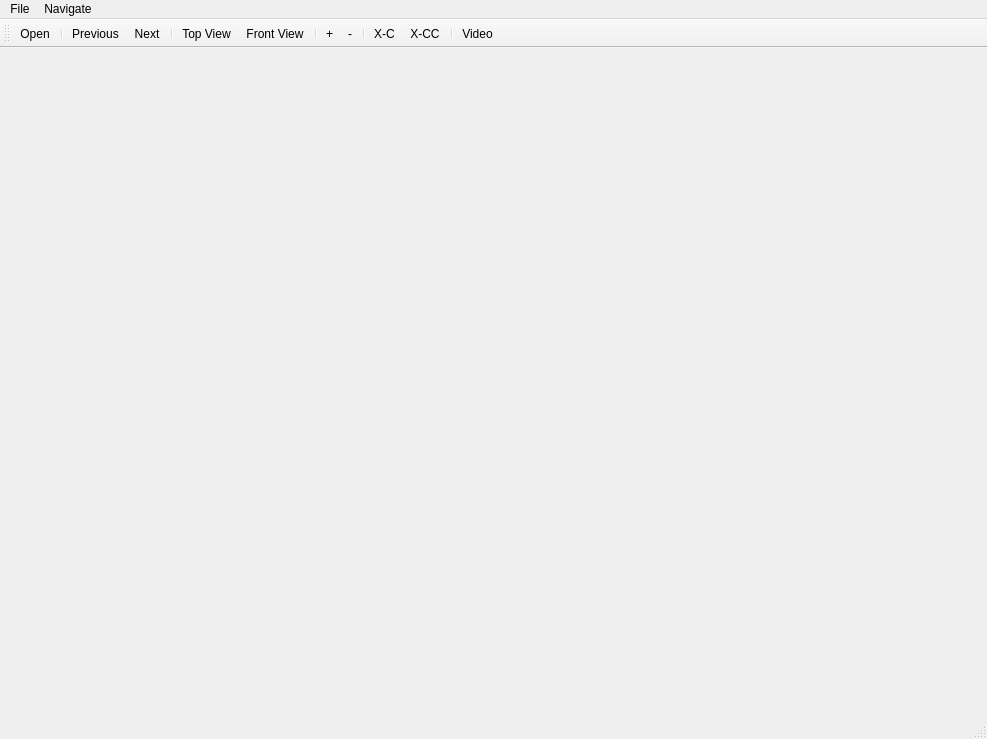
Above: tools/workbench/visualization_window.ui from hcilab-uic/ipme before the change. Below: the same form after it.
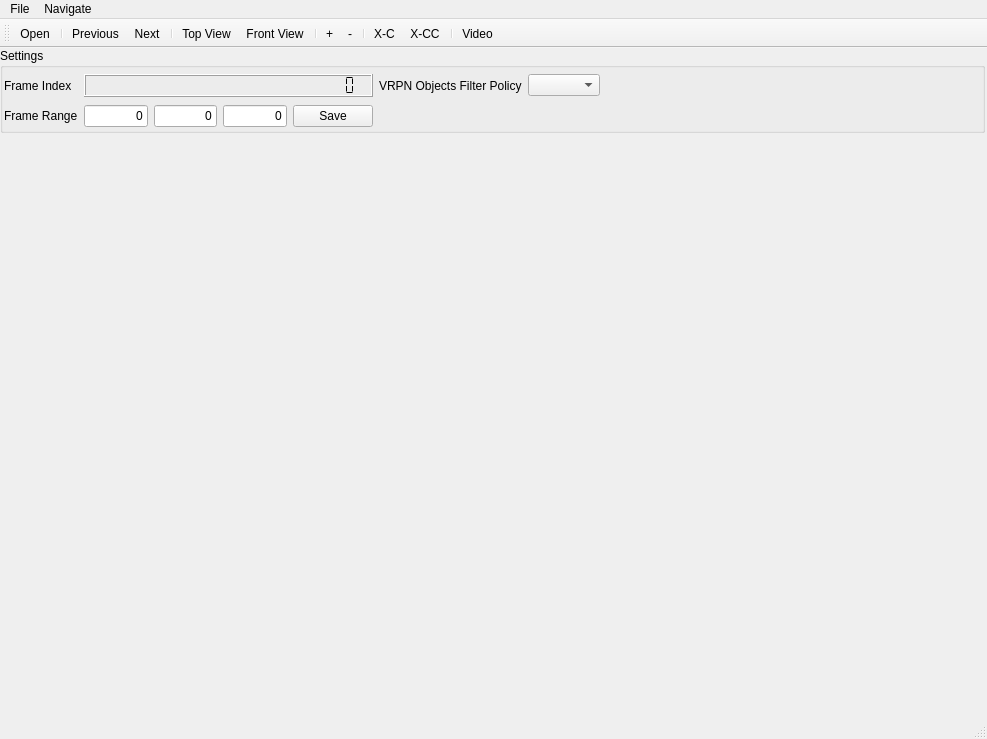
That is the form after the change.

Commit message: Labeling of frames

The edit to the form file:
```diff
--- a/tools/workbench/visualization_window.ui
+++ b/tools/workbench/visualization_window.ui
@@ -18,13 +18,117 @@
     <property name="geometry">
      <rect>
       <x>0</x>
-      <y>50</y>
-      <width>2</width>
-      <height>2</height>
+      <y>88</y>
+      <width>985</width>
+      <height>573</height>
      </rect>
     </property>
     <layout class="QVBoxLayout" name="scene_vertical_layout"/>
    </widget>
+   <widget class="QGroupBox" name="settings_group_box">
+    <property name="geometry">
+     <rect>
+      <x>0</x>
+      <y>0</y>
+      <width>985</width>
+      <height>85</height>
+     </rect>
+    </property>
+    <property name="title">
+     <string>Settings</string>
+    </property>
+    <widget class="QWidget" name="gridLayoutWidget">
+     <property name="geometry">
+      <rect>
+       <x>4</x>
+       <y>24</y>
+       <width>596</width>
+       <height>59</height>
+      </rect>
+     </property>
+     <layout class="QGridLayout" name="settings_grid">
+      <item row="1" column="2">
+       <widget class="QLabel" name="vrpn_filter_policy_label">
+        <property name="text">
+         <string>VRPN Objects Filter Policy</string>
+        </property>
+       </widget>
+      </item>
+      <item row="1" column="1">
+       <widget class="QLCDNumber" name="frame_index_lcd">
+        <property name="digitCount">
+         <number>28</number>
+        </property>
+        <property name="segmentStyle">
+         <enum>QLCDNumber::Flat</enum>
+        </property>
+       </widget>
+      </item>
+      <item row="2" column="1">
+       <layout class="QGridLayout" name="frame_range_grid">
+        <item row="0" column="0">
+         <widget class="QLineEdit" name="start_frame_edit">
+          <property name="text">
+           <string>0</string>
+          </property>
+          <property name="alignment">
+           <set>Qt::AlignRight|Qt::AlignTrailing|Qt::AlignVCenter</set>
+          </property>
+         </widget>
+        </item>
+        <item row="0" column="2">
+         <widget class="QLineEdit" name="outcome_label_edit">
+          <property name="text">
+           <string>0</string>
+          </property>
+          <property name="alignment">
+           <set>Qt::AlignRight|Qt::AlignTrailing|Qt::AlignVCenter</set>
+          </property>
+         </widget>
+        </item>
+        <item row="0" column="1">
+         <widget class="QLineEdit" name="end_frame_edit">
+          <property name="text">
+           <string>0</string>
+          </property>
+          <property name="alignment">
+           <set>Qt::AlignRight|Qt::AlignTrailing|Qt::AlignVCenter</set>
+          </property>
+         </widget>
+        </item>
+        <item row="0" column="3">
+         <widget class="QPushButton" name="save_outcome_button">
+          <property name="text">
+           <string>Save</string>
+          </property>
+         </widget>
+        </item>
+       </layout>
+      </item>
+      <item row="1" column="0">
+       <widget class="QLabel" name="frame_index_label">
+        <property name="text">
+         <string>Frame Index</string>
+        </property>
+       </widget>
+      </item>
+      <item row="2" column="0">
+       <widget class="QLabel" name="frame_range_label">
+        <property name="text">
+         <string>Frame Range</string>
+        </property>
+       </widget>
+      </item>
+      <item row="1" column="3">
+       <widget class="QComboBox" name="vrpn_filter_policy_combobox">
+        <property name="currentText">
+         <string/>
+        </property>
+       </widget>
+      </item>
+     </layout>
+    </widget>
+   </widget>
   </widget>
   <widget class="QMenuBar" name="menu_bar">
    <property name="geometry">
```
Left out of the diff: 6 changed lines with no effect on the pictures. The commit also changes 2 other files.
